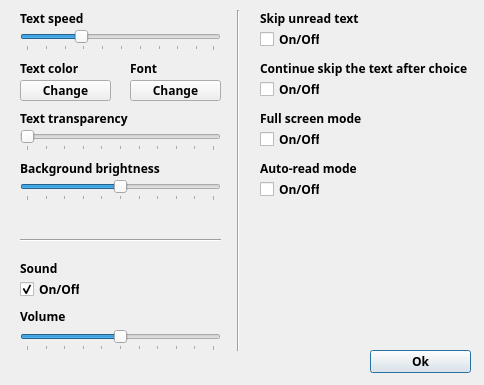
The window that settings.ui (ivashchenko-leo/TextQuest) describes before a commit, drawn with Qt 5.
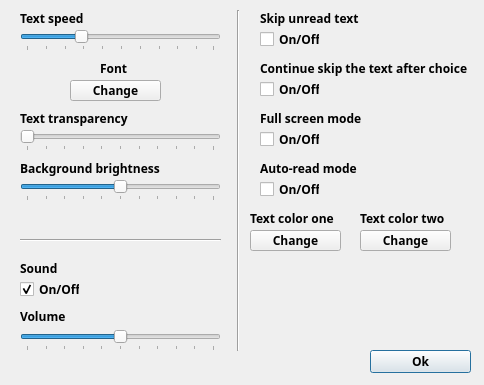
The same window after the commit.

Commit message: Totally reworked settings.cpp class, have no bikes), in class settingsdialog.cpp added new method to set default option from ui

Patch:
```diff
--- a/settings.ui
+++ b/settings.ui
@@ -105,14 +105,14 @@
   <widget class="QLabel" name="label_2">
    <property name="geometry">
     <rect>
-     <x>20</x>
-     <y>60</y>
-     <width>81</width>
+     <x>250</x>
+     <y>210</y>
+     <width>91</width>
      <height>16</height>
     </rect>
    </property>
    <property name="text">
-    <string>Text color</string>
+    <string>Text color one</string>
    </property>
   </widget>
   <widget class="QLabel" name="label_4">
@@ -170,8 +170,8 @@
   <widget class="QToolButton" name="tbColor">
    <property name="geometry">
     <rect>
-     <x>20</x>
-     <y>80</y>
+     <x>250</x>
+     <y>230</y>
      <width>91</width>
      <height>21</height>
     </rect>
@@ -406,7 +406,7 @@
   <widget class="QToolButton" name="tbFont">
    <property name="geometry">
     <rect>
-     <x>130</x>
+     <x>70</x>
      <y>80</y>
      <width>91</width>
      <height>21</height>
@@ -419,7 +419,7 @@
   <widget class="QLabel" name="label_11">
    <property name="geometry">
     <rect>
-     <x>130</x>
+     <x>100</x>
      <y>60</y>
      <width>81</width>
      <height>16</height>
@@ -429,6 +429,32 @@
     <string>Font</string>
    </property>
   </widget>
+  <widget class="QLabel" name="label_12">
+   <property name="geometry">
+    <rect>
+     <x>360</x>
+     <y>210</y>
+     <width>91</width>
+     <height>16</height>
+    </rect>
+   </property>
+   <property name="text">
+    <string>Text color two</string>
+   </property>
+  </widget>
+  <widget class="QToolButton" name="tbColor2">
+   <property name="geometry">
+    <rect>
+     <x>360</x>
+     <y>230</y>
+     <width>91</width>
+     <height>21</height>
+    </rect>
+   </property>
+   <property name="text">
+    <string>Change</string>
+   </property>
+  </widget>
  </widget>
  <resources/>
  <connections/>
```
Left out of the diff: 2 changed lines with no effect on the pictures. The commit also changes 6 other files.
